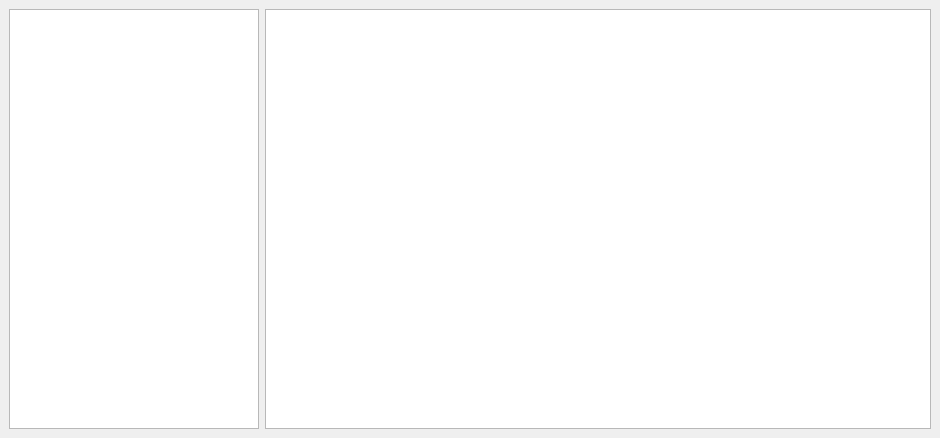
Old version of the form ui/uis/mainwindow.ui in the repository tustunkok/ARALAP.
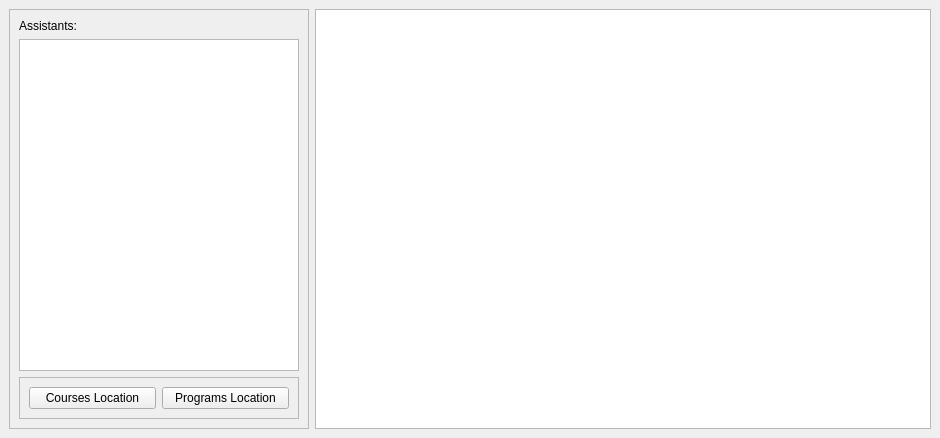
New version of the form.

Commit message: Update v0.8.0: Some interface options added to the UI.

The edit to the form file:
```diff
--- a/ui/uis/mainwindow.ui
+++ b/ui/uis/mainwindow.ui
@@ -16,16 +16,67 @@
   <widget class="QWidget" name="centralwidget">
    <layout class="QHBoxLayout" name="horizontalLayout">
     <item>
-     <widget class="QListView" name="assistantLV">
+     <widget class="QFrame" name="frame">
       <property name="maximumSize">
        <size>
-        <width>250</width>
+        <width>300</width>
         <height>16777215</height>
        </size>
       </property>
-      <property name="editTriggers">
-       <set>QAbstractItemView::NoEditTriggers</set>
+      <property name="frameShape">
+       <enum>QFrame::StyledPanel</enum>
       </property>
+      <property name="frameShadow">
+       <enum>QFrame::Raised</enum>
+      </property>
+      <layout class="QVBoxLayout" name="verticalLayout">
+       <item>
+        <widget class="QLabel" name="assistantProgDirLabel">
+         <property name="text">
+          <string>Assistants:</string>
+         </property>
+        </widget>
+       </item>
+       <item>
+        <widget class="QListView" name="assistantLV">
+         <property name="maximumSize">
+          <size>
+           <width>16777215</width>
+           <height>16777215</height>
+          </size>
+         </property>
+         <property name="editTriggers">
+          <set>QAbstractItemView::NoEditTriggers</set>
+         </property>
+        </widget>
+       </item>
+       <item>
+        <widget class="QFrame" name="frame_2">
+         <property name="frameShape">
+          <enum>QFrame::StyledPanel</enum>
+         </property>
+         <property name="frameShadow">
+          <enum>QFrame::Raised</enum>
+         </property>
+         <layout class="QHBoxLayout" name="horizontalLayout_2">
+          <item>
+           <widget class="QPushButton" name="coursesDirBtn">
+            <property name="text">
+             <string>Courses Location</string>
+            </property>
+           </widget>
+          </item>
+          <item>
+           <widget class="QPushButton" name="programsDirBtn">
+            <property name="text">
+             <string>Programs Location</string>
+            </property>
+           </widget>
+          </item>
+         </layout>
+        </widget>
+       </item>
+      </layout>
      </widget>
     </item>
     <item>
```
The commit also changes 1 other file.
